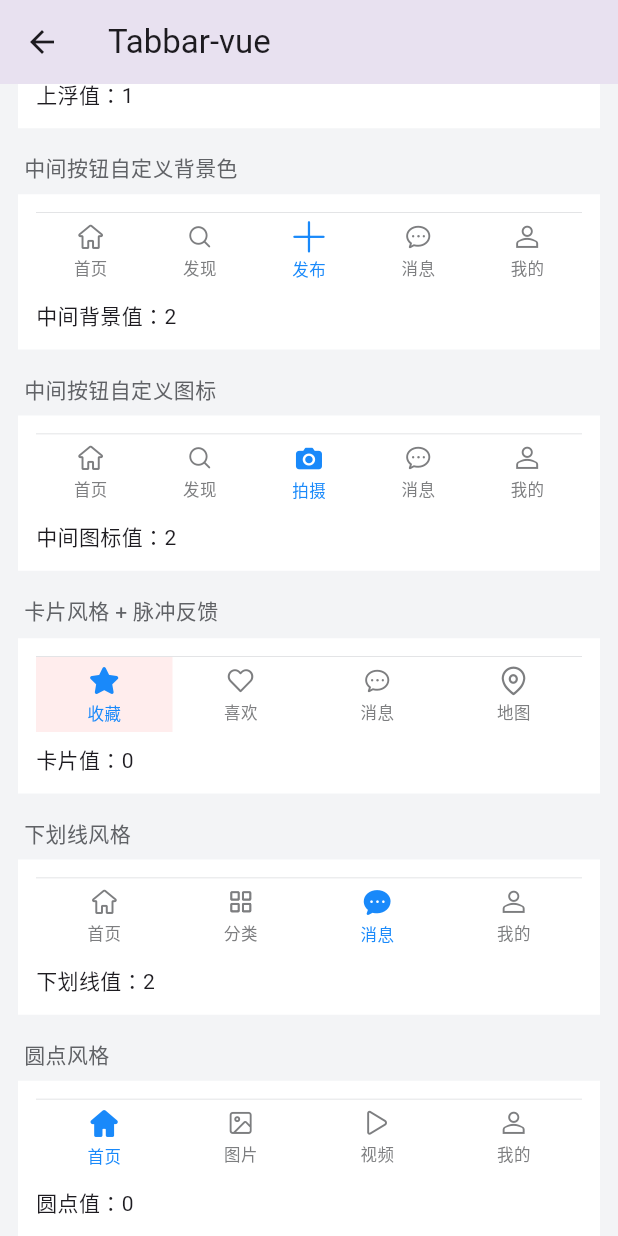
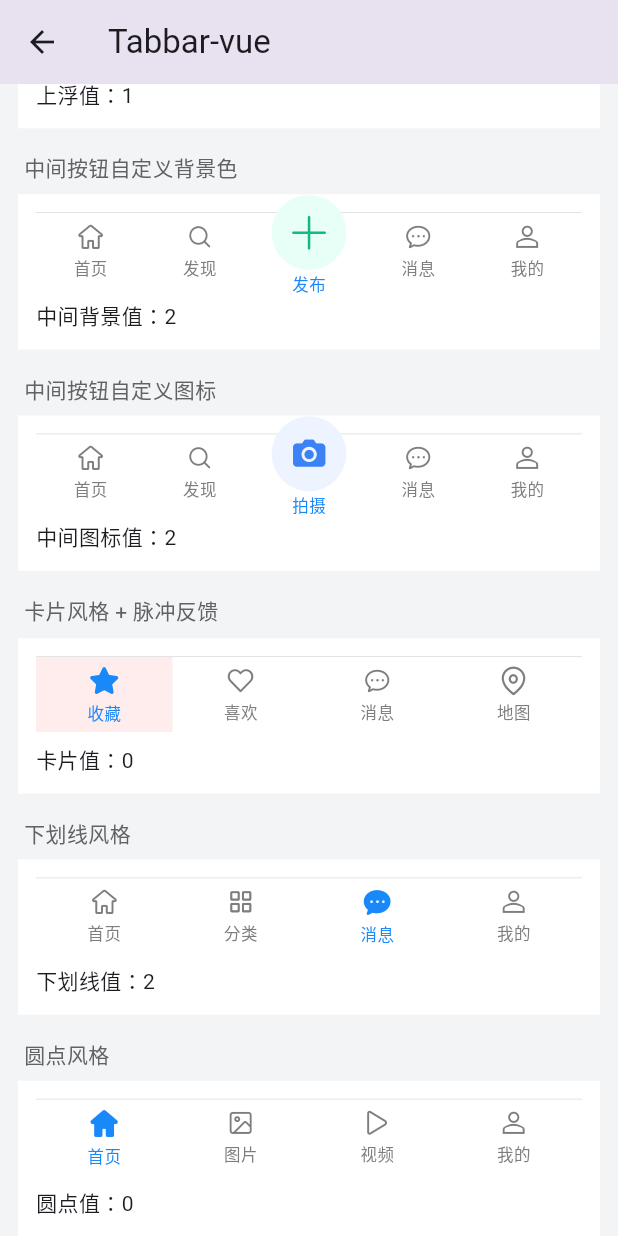
Before and after one commit to ijry/ultra-ui-flutter, a Flutter app: the Tabbar2Page screen opened directly, scrolled down 1152 dp, on a phone screen of 412 x 824 dp. Run offline on Flutter 3.47's test engine with Material 3 defaults, Android fonts, the phone set to English and light mode, and no system bars; missing offline and left inert: markdown, qr.

Commit message:
feat(tabbar): render the source mid-button mode
UPTabbarItem accepted every midButton* prop but never rendered any of them:
mode 'midButton' drew an ordinary tab, so the raised circle was silently
missing rather than merely imperfect.

It now renders the source's raised circle straddling the bar's top edge, with
the configured background, a ring in the bar's own border color, and the icon
lifted above the notch. The item no longer clips its children, since the button
deliberately overflows the bar.

Adds the six computed values behind that geometry. The border clip is the
fiddly one: its base is 15.5 with a label and 7 without, because a labelled
mid button sits lower in the bar, and raising the button exposes more of the
ring. The result is clamped to 0..64. offsetY falls back to -10 for anything
non-finite rather than collapsing to 0.

Also threads the parent's borderColor through parentData, which
midButtonBorderCircleStyle needs and which was not previously exposed.

tabbar-item coverage: methods 33/39 -> 39/39.

flutter test: 969 passing.

```diff
--- a/packages/ultra_ui/lib/src/widgets/up_tabbar.dart
+++ b/packages/ultra_ui/lib/src/widgets/up_tabbar.dart
@@ -369,6 +369,48 @@ class UPTabbarItem extends StatelessWidget {
     return isMidButton ? '#3c9cff' : resolvedActiveColor;
   }
 
+  /// Source computed: midButtonIconStyle.
+  ///
+  /// Lifts the mid-button icon above the notch cut-out.
+  Map<String, dynamic> get midButtonIconStyle => isMidButton
+      ? <String, dynamic>{'position': 'relative', 'zIndex': 2}
+      : const <String, dynamic>{};
+
+  /// Source computed: hasMidButtonText.
+  bool get hasMidButtonText => text.isNotEmpty;
+
+  /// Source computed: resolvedMidButtonOffsetY — defaults to -10 when the prop
+  /// is not a finite number.
+  double get resolvedMidButtonOffsetY {
+    final offset = double.tryParse('$midButtonOffsetY');
+    return (offset != null && offset.isFinite) ? offset : -10;
+  }
+
+  /// Source computed: midButtonTranslateY.
+  String get midButtonTranslateY => '${resolvedMidButtonOffsetY}px';
+
+  /// Source computed: midButtonBorderClipHeight.
+  ///
+  /// How much of the ring's border is clipped by the bar. The base differs with
+  /// text because a labelled mid button sits lower in the bar; raising the
+  /// button (a more negative offset) exposes more of the ring, and the result is
+  /// clamped to 0..64.
+  String get midButtonBorderClipHeight {
+    final clipBaseHeight = hasMidButtonText ? 15.5 : 7.0;
+    final clipHeight = clipBaseHeight - resolvedMidButtonOffsetY;
+    return '${clipHeight.clamp(0.0, 64.0)}px';
+  }
+
+  /// Source computed: midButtonBorderCircleStyle — the ring only takes the
+  /// parent's border color, so it stays flush with the bar's own border.
+  Map<String, dynamic> get midButtonBorderCircleStyle {
+    final borderColor = parentData is Map ? parentData['borderColor'] : null;
+    if (!isMidButton || borderColor == null || '$borderColor'.isEmpty) {
+      return const <String, dynamic>{};
+    }
+    return <String, dynamic>{'borderColor': borderColor};
+  }
+
   /// Source computed: itemClassNames.
   dynamic get itemClassNames {
     final list = <String>[
@@ -457,6 +499,9 @@ class UPTabbarItem extends StatelessWidget {
       'activeBackgroundColor': parent?.activeBackgroundColor ?? '',
       'inactiveBackgroundColor': parent?.inactiveBackgroundColor ?? '',
       'textMode': parent?.textMode ?? scope?.textMode ?? 'always',
+      // Source midButtonBorderCircleStyle reads the parent's border color so
+      // the mid-button ring stays flush with the bar's own border.
+      'borderColor': parent?.borderColor ?? '',
     };
     final color = active
         ? (scope?.activeColor ?? const Color(0xFF1989FA))
@@ -507,6 +552,73 @@ class UPTabbarItem extends StatelessWidget {
       );
     }
 
+    Widget content = Column(
+      mainAxisAlignment: MainAxisAlignment.center,
+      children: [
+        iconWidget,
+        if (showText && text.isNotEmpty) ...[
+          const SizedBox(height: 2),
+          Text(
+            text,
+            style: TextStyle(color: color, fontSize: 11),
+          ),
+        ],
+      ],
+    );
+
+    if (isMidButton) {
+      // Source mid-button: a raised circle straddling the bar's top edge, with
+      // a ring in the bar's own border color and the icon lifted above it.
+      final midBg =
+          UPUtils.parseColor(midButtonBgColor) ?? const Color(0xFFFFFFFF);
+      final ringColor = UPUtils.parseColor(
+        (parentData is Map ? parentData['borderColor'] : null) ??
+            midButtonBorderCircleStyle['borderColor'],
+      );
+      const diameter = 50.0;
+      content = Transform.translate(
+        // Negative offset raises the button out of the bar.
+        offset: Offset(0, resolvedMidButtonOffsetY),
+        child: Column(
+          mainAxisSize: MainAxisSize.min,
+          mainAxisAlignment: MainAxisAlignment.center,
+          children: <Widget>[
+            Container(
+              width: diameter,
+              height: diameter,
+              decoration: BoxDecoration(
+                color: midBg,
+                shape: BoxShape.circle,
+                border: ringColor == null ? null : Border.all(color: ringColor),
+                boxShadow: UPUtils.parseColor(midButtonBoxShadow) == null
+                    ? null
+                    : <BoxShadow>[
+                        BoxShadow(
+                          color: UPUtils.parseColor(midButtonBoxShadow)!,
+                          blurRadius: 4,
+                        ),
+                      ],
+              ),
+              child: Center(
+                child: iconName.isEmpty
+                    ? const SizedBox.shrink()
+                    : UPIcon(
+                        name: iconName,
+                        size: UPUtils.getPx(midButtonIconSize),
+                        color: UPUtils.parseColor(resolvedMidButtonIconColor) ??
+                            color,
+                      ),
+              ),
+            ),
+            if (hasMidButtonText && showText) ...[
+              const SizedBox(height: 2),
+              Text(text, style: TextStyle(color: color, fontSize: 11)),
+            ],
+          ],
+        ),
+      );
+    }
+
     return GestureDetector(
       onTap: () {
         onClick?.call();
@@ -516,19 +628,9 @@ class UPTabbarItem extends StatelessWidget {
       child: Container(
         key: ValueKey('up-tabbar-item-$name'),
         decoration: itemDecoration,
-        child: Column(
-          mainAxisAlignment: MainAxisAlignment.center,
-          children: [
-            iconWidget,
-            if (showText && text.isNotEmpty) ...[
-              const SizedBox(height: 2),
-              Text(
-                text,
-                style: TextStyle(color: color, fontSize: 11),
-              ),
-            ],
-          ],
-        ),
+        // Mid-button content overflows the bar, so it must not be clipped.
+        clipBehavior: Clip.none,
+        child: content,
       ),
     );
   }
```
Also changed, not shown: 1 other file.
